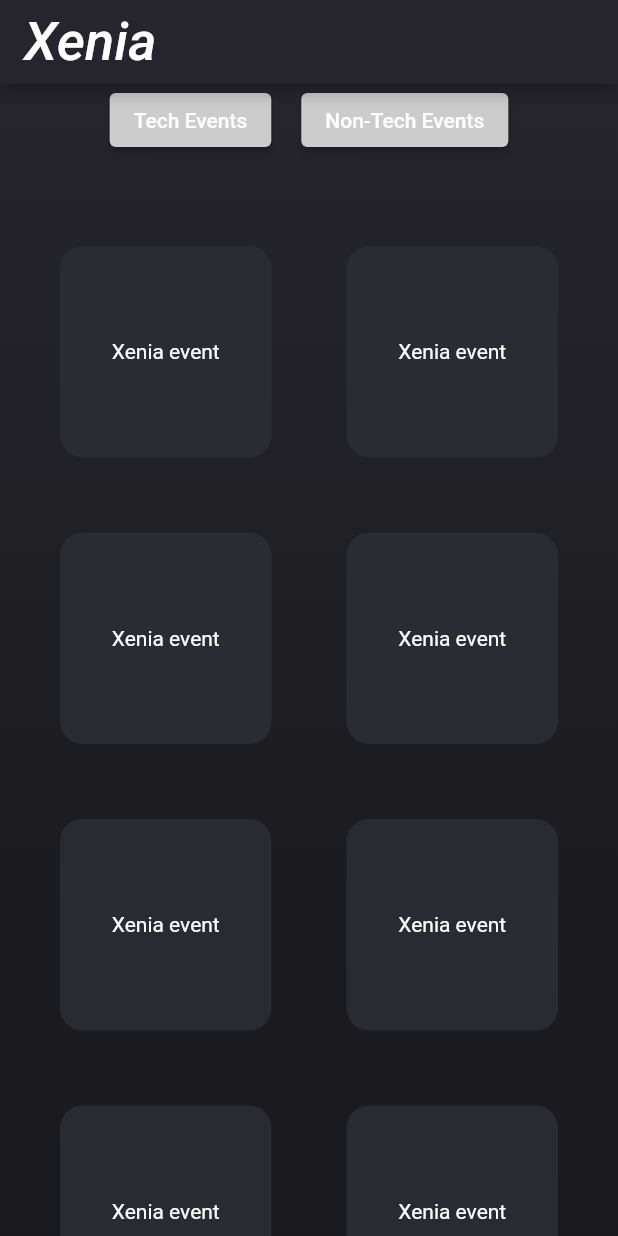
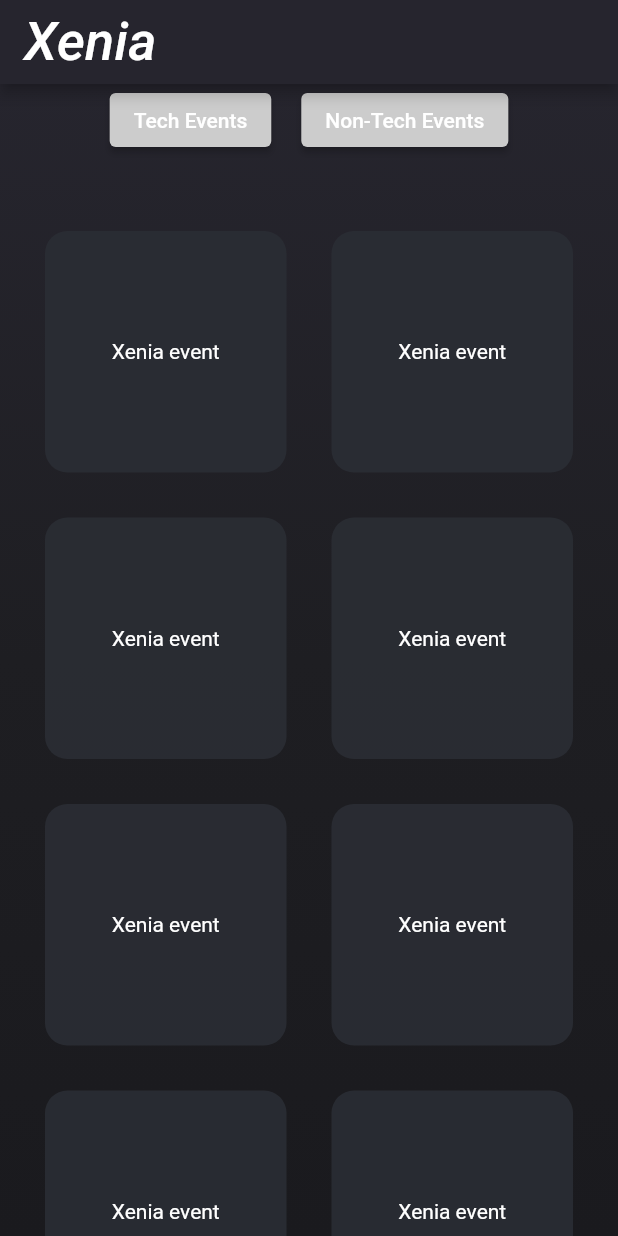
Before and after one commit to Nakulp07/pcsb_demo, a Flutter app: the EventListPage screen opened directly, after a tap on "Tech Events", on a phone screen of 412 x 824 dp. Run offline on Flutter 3.47's test engine with Material 2 defaults, Android fonts, the light colour scheme and no system bars; our stand-ins replace bloc, carousel_slider, flutter_bloc; missing offline and left inert: xen_popup_card; Roboto replaces fonts that are missing (Georgia, Hind).

Commit message:
nontech file delted

```diff
--- a/lib/features/Event/ui/event_tile_widget.dart
+++ b/lib/features/Event/ui/event_tile_widget.dart
@@ -2,6 +2,7 @@ import 'package:flutter/cupertino.dart';
 import 'package:flutter/material.dart';
 import 'package:pcsb_demo/data/xenia_events_data.dart';
 import 'package:pcsb_demo/features/Event/models/event_data_model.dart';
+
 class Eventtile extends StatefulWidget {
   const Eventtile({Key? key}) : super(key: key);
 
@@ -12,21 +13,19 @@ class Eventtile extends StatefulWidget {
 class _EventtileState extends State<Eventtile> {
   @override
   Widget build(BuildContext context) {
-
     return GestureDetector(
       child: Container(
-        margin: EdgeInsets.all(20),
+        margin: EdgeInsets.all(10),
         height: 200,
         width: 50,
-        child: Center(child: Text('Xenia event', style: TextStyle(color: Colors.white))),
+        child: Center(
+            child: Text('Xenia event', style: TextStyle(color: Colors.white))),
         decoration: BoxDecoration(
           borderRadius: BorderRadius.circular(15),
-          color:Color.fromRGBO(42,45,52,0.9),
+          color: Color.fromRGBO(42, 45, 52, 0.9),
           // Colors.ARGB(42,45,52,50),
-          ),
         ),
-
-
+      ),
     );
   }
 }
```
Also changed, not shown: lib/features/Event/ui/NonTech_Event_ui.dart (deleted, +0 -248 lines).
